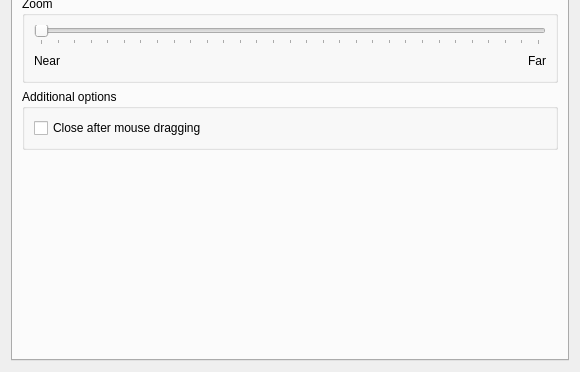
Before: the Qt Designer form effects/sphere_config.ui in KDE/kwin, drawn with Qt 5; both pictures show x 0 to 580 and y 223 to 595 of the 580 by 595 pixel window.
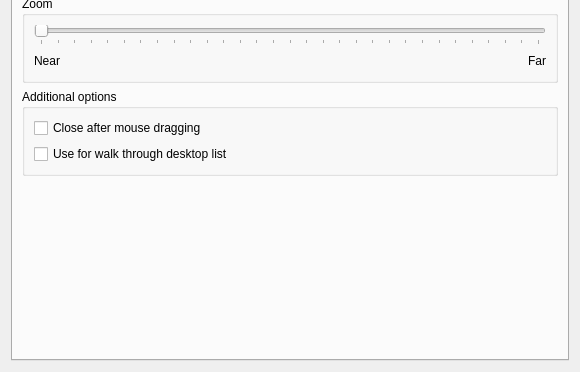
After: the same form once the commit is applied. The open tabs and pages were chosen to show the change. Custom widgets are drawn as their Qt base class.

Commit message: Cube/Cylinder/Sphere can be used for "walk through desktop" functionality. This new mode has to be enabled in the settings. Default is off. Mouse functionality is disabled in this tab box mode. CCBUG: 169888

Diff of the .ui file:
```diff
--- a/effects/sphere_config.ui
+++ b/effects/sphere_config.ui
@@ -447,6 +447,13 @@
             </property>
            </widget>
           </item>
+          <item>
+           <widget class="QCheckBox" name="walkThroughDesktopBox" >
+            <property name="text" >
+             <string>Use for walk through desktop list</string>
+            </property>
+           </widget>
+          </item>
          </layout>
         </widget>
        </item>
```
The commit also changes 7 other files.
